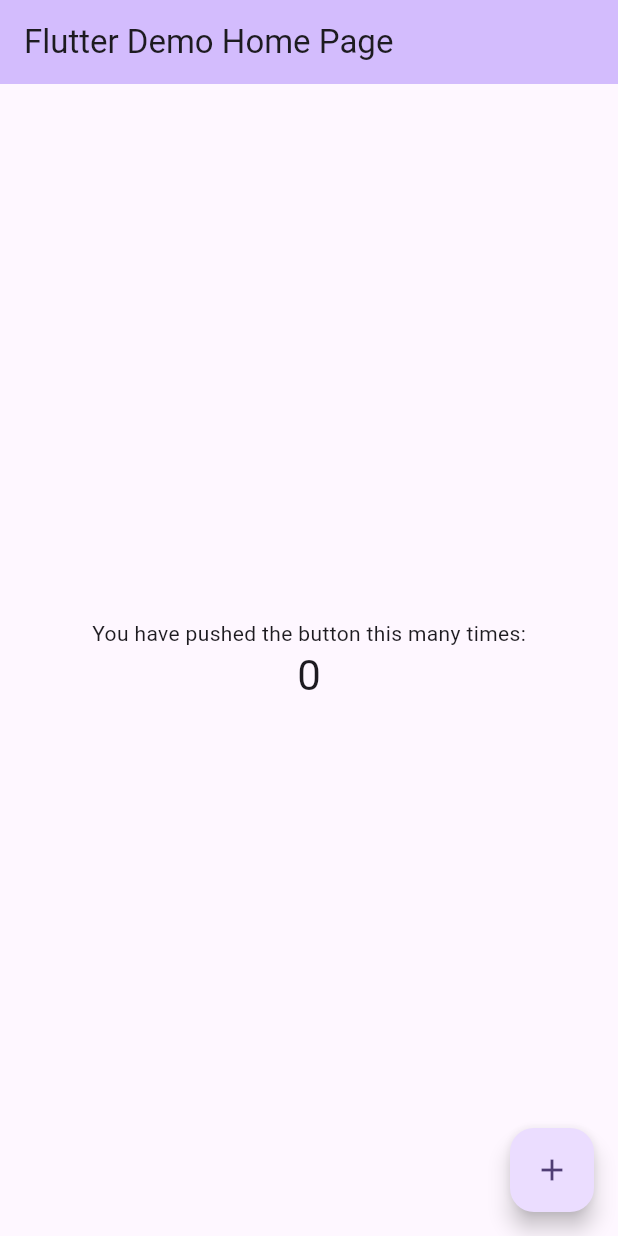
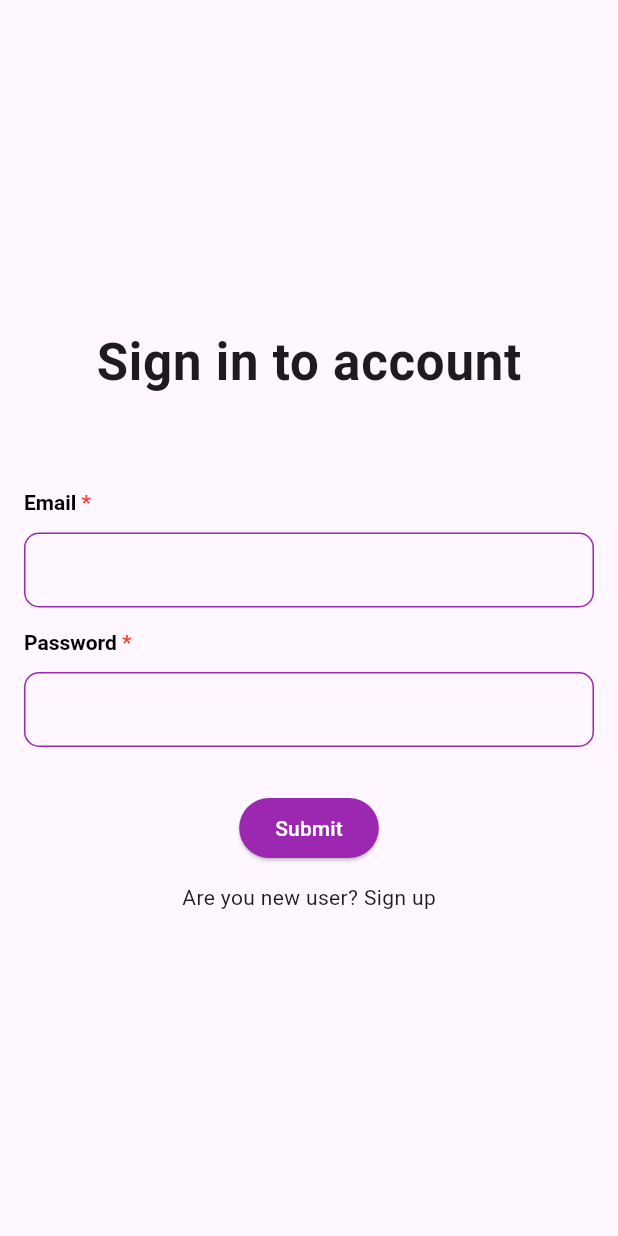
Before and after one commit to amruta123-dowell/daily_expense, a Flutter app: the screen it shows after launch, on a phone screen of 412 x 824 dp. Run offline on Flutter 3.47's test engine with Material 3 defaults, Android fonts, the phone set to English and light mode, and no system bars; our stand-ins replace bloc, equatable, firebase_auth, firebase_core, flutter_bloc; accounts and stored records are empty.

Commit message:
completed sign in and sign up screen

```diff
--- a/flutter_application_expense/lib/main.dart
+++ b/flutter_application_expense/lib/main.dart
@@ -1,6 +1,12 @@
+import 'package:firebase_core/firebase_core.dart';
 import 'package:flutter/material.dart';
 
-void main() {
+import 'package:flutter_application_expense/utils/app_routes.dart';
+import 'package:flutter_application_expense/utils/navigator_class.dart';
+
+void main() async {
+  WidgetsFlutterBinding.ensureInitialized();
+  await Firebase.initializeApp();
   runApp(const MyApp());
 }
 
@@ -11,60 +17,13 @@ class MyApp extends StatelessWidget {
   @override
   Widget build(BuildContext context) {
     return MaterialApp(
-      title: 'Flutter Demo',
-      theme: ThemeData(
-        colorScheme: ColorScheme.fromSeed(seedColor: Colors.deepPurple),
-        useMaterial3: true,
-      ),
-      home: const MyHomePage(title: 'Flutter Demo Home Page'),
-    );
+        navigatorKey: NavigatorClass.navigatorKey,
+        routes: AppRoutes().routes,
+        title: 'Daily Expense App',
+        theme: ThemeData(
+          colorScheme: ColorScheme.fromSeed(seedColor: Colors.deepPurple),
+          useMaterial3: true,
+        ),
+        initialRoute: AppRoutes.signinScreen);
   }
 }
-
-class MyHomePage extends StatefulWidget {
-  const MyHomePage({super.key, required this.title});
-
-  final String title;
-
-  @override
-  State<MyHomePage> createState() => _MyHomePageState();
-}
-
-class _MyHomePageState extends State<MyHomePage> {
-  int _counter = 0;
-
-  void _incrementCounter() {
-    setState(() {
-      _counter++;
-    });
-  }
-
-  @override
-  Widget build(BuildContext context) {
-    return Scaffold(
-      appBar: AppBar(
-        backgroundColor: Theme.of(context).colorScheme.inversePrimary,
-        title: Text(widget.title),
-      ),
-      body: Center(
-        child: Column(
-          mainAxisAlignment: MainAxisAlignment.center,
-          children: <Widget>[
-            const Text(
-              'You have pushed the button this many times:',
-            ),
-            Text(
-              '$_counter',
-              style: Theme.of(context).textTheme.headlineMedium,
-            ),
-          ],
-        ),
-      ),
-      floatingActionButton: FloatingActionButton(
-        onPressed: _incrementCounter,
-        tooltip: 'Increment',
-        child: const Icon(Icons.add),
-      ),
-    );
-  }
-}
--- /dev/null
+++ b/flutter_application_expense/lib/ui/sign_in_screens/bloc/signin_bloc.dart
@@ -0,0 +1,63 @@
+import 'dart:async';
+
+import 'package:bloc/bloc.dart';
+import 'package:firebase_auth/firebase_auth.dart';
+import 'package:flutter/material.dart';
+
+import 'package:flutter_application_expense/ui/sign_in_screens/bloc/signin_state.dart';
+import 'package:flutter_application_expense/utils/validators.dart';
+
+import 'signin_event.dart';
+
+class SigninBloc extends Bloc<SigninEvent, SigninState> {
+  SigninBloc() : super(const SigninState()) {
+    on<SigninInitializeEvent>(_initialize);
+    on<SubmitSigninEvent>(_onClickSignin);
+  }
+  final FirebaseAuth _auth = FirebaseAuth.instance;
+  FutureOr<void> _onClickSignin(
+      SubmitSigninEvent event, Emitter<SigninState> emit) async {
+    String email = state.emailController?.text ?? "";
+    String pass = state.passController?.text ?? "";
+    if (_validateTextField(emit)) {
+      return;
+    }
+    try {
+      if (email.isNotEmpty && pass.isNotEmpty) {
+        await _auth.signInWithEmailAndPassword(email: email, password: pass);
+      }
+    } catch (error) {
+      print(error);
+    }
+  }
+
+  FutureOr<void> _initialize(
+      SigninInitializeEvent event, Emitter<SigninState> emit) {
+    emit(state.copyWith(
+      emailController: TextEditingController(),
+      passController: TextEditingController(),
+    ));
+  }
+
+  bool _validateTextField(Emitter<SigninState> emit) {
+    String emailError = _emailValidation;
+    String passwordError = _passwordValidation;
+    emit(state.copyWith(emailError: emailError, passwordError: passwordError));
+
+    if (emailError.isEmpty || passwordError.isEmpty) {
+      return true;
+    }
+    return false;
+  }
+
+  String get _emailValidation {
+    String? error =
+        Validators().validateEmail(state.emailController?.text ?? '');
+    return error ?? '';
+  }
+
+  String get _passwordValidation {
+    String? error = Validators().validateText(state.passController?.text ?? "");
+    return error ?? '';
+  }
+}
--- /dev/null
+++ b/flutter_application_expense/lib/ui/sign_in_screens/bloc/signin_event.dart
@@ -0,0 +1,16 @@
+import 'package:equatable/equatable.dart';
+
+class SigninEvent extends Equatable {
+  const SigninEvent();
+
+  @override
+  List<Object?> get props => [];
+}
+
+class SubmitSigninEvent extends SigninEvent {
+  const SubmitSigninEvent();
+  @override
+  List<Object?> get props => [];
+}
+
+class SigninInitializeEvent extends SigninEvent {}
--- /dev/null
+++ b/flutter_application_expense/lib/ui/sign_in_screens/bloc/signin_state.dart
@@ -0,0 +1,32 @@
+import 'package:equatable/equatable.dart';
+import 'package:flutter/widgets.dart';
+
+class SigninState extends Equatable {
+  final String text = "abc";
+  final TextEditingController? emailController;
+  final TextEditingController? passController;
+  final String? emailError;
+  final String? passwordError;
+  const SigninState({
+    this.emailController,
+    this.passController,
+    this.emailError,
+    this.passwordError,
+  });
+
+  @override
+  List<Object?> get props =>
+      [emailController, passController, emailError, passwordError];
+
+  SigninState copyWith(
+      {TextEditingController? emailController,
+      TextEditingController? passController,
+      String? emailError,
+      String? passwordError}) {
+    return SigninState(
+        emailController: emailController ?? this.emailController,
+        passController: passController ?? this.passController,
+        emailError: emailError ?? this.emailError,
+        passwordError: passwordError ?? this.passwordError);
+  }
+}
--- /dev/null
+++ b/flutter_application_expense/lib/ui/sign_in_screens/sign_in_screen.dart
@@ -0,0 +1,81 @@
+import 'package:flutter/material.dart';
+import 'package:flutter_application_expense/ui/sign_in_screens/bloc/signin_bloc.dart';
+import 'package:flutter_application_expense/ui/sign_in_screens/bloc/signin_state.dart';
+import 'package:flutter_application_expense/utils/app_routes.dart';
+import 'package:flutter_application_expense/utils/navigator_class.dart';
+import 'package:flutter_application_expense/widgets/submit_button.dart';
+import 'package:flutter_application_expense/widgets/textfield_wodget.dart';
+import 'package:flutter_bloc/flutter_bloc.dart';
+
+import 'bloc/signin_event.dart';
+
+class SignInScreen extends StatelessWidget {
+  const SignInScreen({super.key});
+  static Widget builder(BuildContext context) {
+    return BlocProvider(
+      create: (context) => SigninBloc()..add(SigninInitializeEvent()),
+      child: SignInScreen(),
+    );
+  }
+
+  @override
+  Widget build(BuildContext context) {
+    return Scaffold(
+      resizeToAvoidBottomInset: false,
+      body: BlocBuilder<SigninBloc, SigninState>(
+        builder: (context, state) {
+          return Padding(
+            padding: const EdgeInsets.symmetric(horizontal: 16),
+            child: Column(
+              mainAxisAlignment: MainAxisAlignment.center,
+              children: [
+                Text(
+                  "Sign in to account",
+                  style: Theme.of(context)
+                      .textTheme
+                      .bodyLarge
+                      ?.copyWith(fontSize: 34, fontWeight: FontWeight.bold),
+                ),
+                const SizedBox(
+                  height: 60,
+                ),
+                TextFieldWidget(
+                    tecController:
+                        state.emailController ?? TextEditingController(),
+                    title: "Email"),
+                const SizedBox(
+                  height: 15,
+                ),
+                TextFieldWidget(
+                    tecController:
+                        state.passController ?? TextEditingController(),
+                    title: "Password"),
+                const SizedBox(
+                  height: 30,
+                ),
+                SubmitButton(
+                  onClickButton: () {
+                    context.read<SigninBloc>().add(const SubmitSigninEvent());
+                  },
+                ),
+                const SizedBox(height: 12),
+                Row(
+                  mainAxisAlignment: MainAxisAlignment.center,
+                  children: [
+                    const Text("Are you new user? "),
+                    InkWell(
+                        onTap: () {
+                          print(" Gvdgvdgvdddvgdv  ");
+                          NavigatorClass().pushNamed(AppRoutes.signupScreen);
+                        },
+                        child: const Text("Sign up"))
+                  ],
+                )
+              ],
+            ),
+          );
+        },
+      ),
+    );
+  }
+}
--- /dev/null
+++ b/flutter_application_expense/lib/utils/app_routes.dart
@@ -0,0 +1,13 @@
+import 'package:flutter/cupertino.dart';
+import 'package:flutter_application_expense/ui/sign_in_screens/sign_in_screen.dart';
+import 'package:flutter_application_expense/ui/sign_up_screens/sign_up_screen.dart';
+
+class AppRoutes {
+  static String signinScreen = "/signinScreen";
+  static String signupScreen = "/signupScreen";
+
+  Map<String, WidgetBuilder> get routes => {
+        signinScreen: (context) => SignInScreen.builder(context),
+        signupScreen: (context) => SignUpScreen.builder(context)
+      };
+}
--- /dev/null
+++ b/flutter_application_expense/lib/utils/navigator_class.dart
@@ -0,0 +1,10 @@
+import 'package:flutter/widgets.dart';
+
+class NavigatorClass {
+  static GlobalKey<NavigatorState> navigatorKey = GlobalKey<NavigatorState>();
+
+  Future<dynamic>? pushNamed(String routeName, {dynamic arg}) async {
+    return navigatorKey.currentState
+        ?.pushNamed<Object?>(routeName, arguments: arg);
+  }
+}
--- /dev/null
+++ b/flutter_application_expense/lib/utils/validators.dart
@@ -0,0 +1,32 @@
+class Validators {
+  String? validateEmail(String email) {
+    if (validateText(email) != null) {
+      return "Email should not be empty";
+    } else if (email.isNotEmpty) {
+      bool isValidMail = RegExp(
+              r'^(([^<>()[\]\\.,;:\s@\"]+(\.[^<>()[\]\\.,;:\s@\"]+)*)|(\".+\"))@((\[[0-9]{1,3}\.[0-9]{1,3}\.[0-9]{1,3}\.[0-9]{1,3}\])|(([a-zA-Z\-0-9]+\.)+[a-zA-Z]{2,}))$')
+          .hasMatch(email);
+      if (!isValidMail) {
+        return "Invalid email format";
+      }
+    }
+    return null;
+  }
+
+  String? validatePassword(String pass) {
+    bool validatePass =
+        RegExp(r'^(?=.*?[A-Z])(?=.*?[a-z])(?=.*?[0-9])(?=.*?[!@#\$&*~]).{8,}$')
+            .hasMatch(pass);
+    if (!validatePass) {
+      return "The password must be at least 8 characters long and include uppercase letters, numbers, and special characters.";
+    }
+    return null;
+  }
+
+  String? validateText(String value) {
+    if (value.isEmpty) {
+      return "This field is required";
+    }
+    return null;
+  }
+}
--- /dev/null
+++ b/flutter_application_expense/lib/widgets/submit_button.dart
@@ -0,0 +1,21 @@
+import 'package:flutter/material.dart';
+
+class SubmitButton extends StatelessWidget {
+  final String? text;
+  final VoidCallback onClickButton;
+  const SubmitButton({super.key, this.text, required this.onClickButton});
+
+  @override
+  Widget build(BuildContext context) {
+    return ElevatedButton(
+      style: ElevatedButton.styleFrom(
+        backgroundColor: Colors.purple,
+      ),
+      onPressed: onClickButton,
+      child: const Text(
+        "Submit",
+        style: TextStyle(color: Colors.white),
+      ),
+    );
+  }
+}
--- /dev/null
+++ b/flutter_application_expense/lib/widgets/textfield_wodget.dart
@@ -0,0 +1,49 @@
+import 'package:flutter/material.dart';
+
+class TextFieldWidget extends StatelessWidget {
+  final String title;
+  final TextEditingController tecController;
+  const TextFieldWidget(
+      {super.key, required this.tecController, required this.title});
+
+  @override
+  Widget build(BuildContext context) {
+    return Column(
+      mainAxisAlignment: MainAxisAlignment.start,
+      crossAxisAlignment: CrossAxisAlignment.start,
+      children: [
+        RichText(
+          text: TextSpan(
+              text: title,
+              style: const TextStyle(
+                  color: Colors.black, fontWeight: FontWeight.bold),
+              children: const [
+                TextSpan(text: ' *', style: TextStyle(color: Colors.red))
+              ]),
+        ),
+        // Text(
+        //   title,
+        // ),
+        const SizedBox(height: 12),
+        Container(
+          decoration: BoxDecoration(
+              borderRadius: BorderRadius.circular(10),
+              border: Border.all(
+                color: Colors.purple,
+              )),
+          child: TextFormField(
+            controller: tecController,
+            decoration: const InputDecoration(
+                contentPadding: EdgeInsets.symmetric(horizontal: 10),
+                fillColor: Colors.grey,
+                labelText: null,
+                hintText: null,
+                errorBorder: InputBorder.none,
+                focusedErrorBorder: InputBorder.none,
+                border: InputBorder.none),
+          ),
+        )
+      ],
+    );
+  }
+}
--- a/flutter_application_expense/pubspec.yaml
+++ b/flutter_application_expense/pubspec.yaml
@@ -35,6 +35,10 @@ dependencies:
   # The following adds the Cupertino Icons font to your application.
   # Use with the CupertinoIcons class for iOS style icons.
   cupertino_icons: ^1.0.6
+  flutter_bloc: ^8.1.6
+  equatable: ^2.0.5
+  firebase_core: ^3.4.0
+  firebase_auth: ^5.2.0
 
 dev_dependencies:
   flutter_test:
```
Also changed, not shown: flutter_application_expense/lib/ui/sign_up_screens/bloc/signup_bloc.dart (added, +69 -0 lines), flutter_application_expense/lib/ui/sign_up_screens/bloc/signup_event.dart (added, +16 -0 lines), flutter_application_expense/lib/ui/sign_up_screens/bloc/signup_state.dart (added, +41 -0 lines), flutter_application_expense/lib/ui/sign_up_screens/sign_up_screen.dart (added, +70 -0 lines), flutter_application_expense/pubspec.lock, 7 other files.
